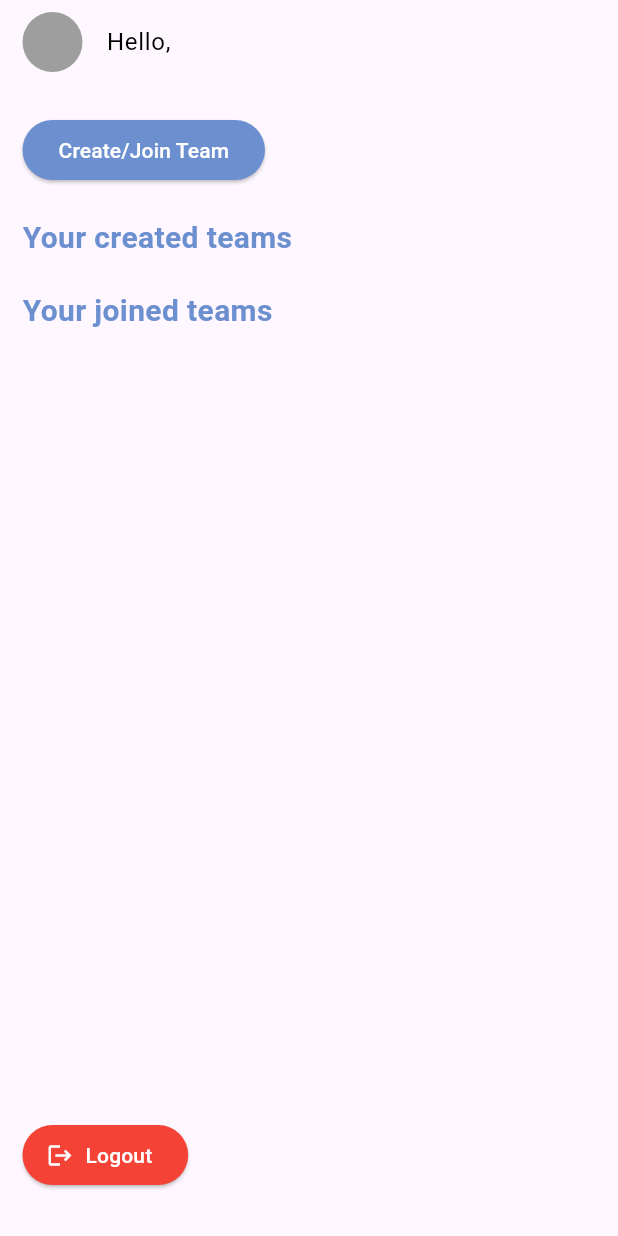
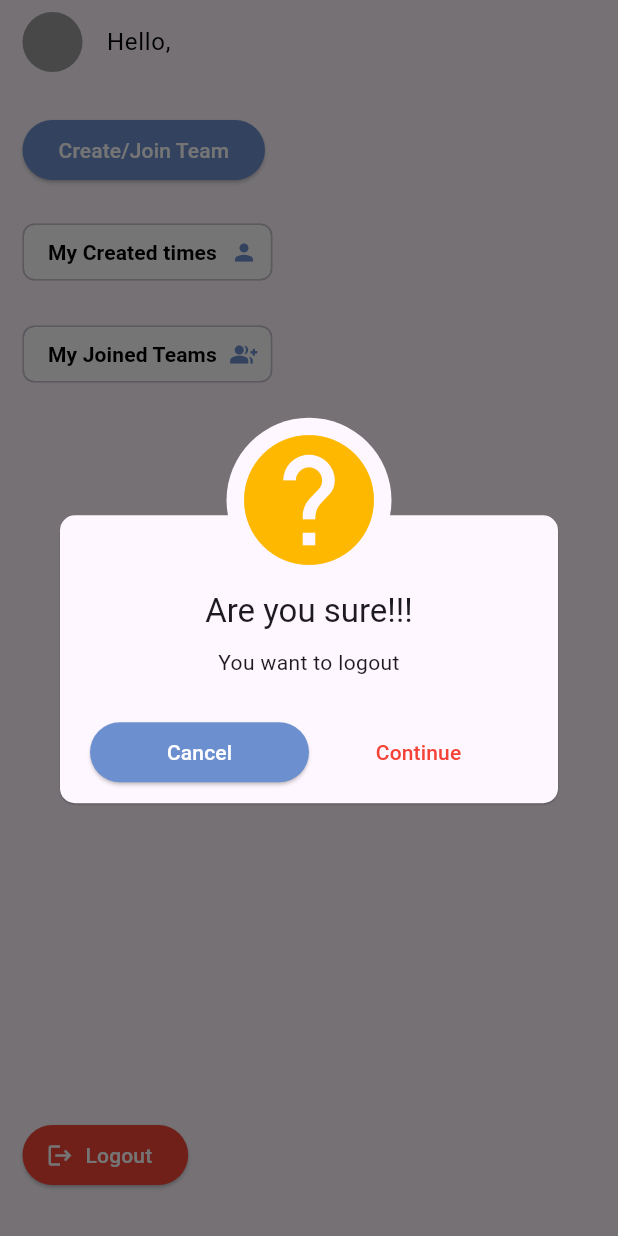
Before and after one commit to ahmad-dev7/weWork, a Flutter app: the DrawerContent widget shown alone on an empty page, opened directly, after a tap on "Logout", on a phone screen of 412 x 824 dp. Run offline on Flutter 3.47's test engine with Material 3 defaults, Android fonts, the phone set to English and light mode, and no system bars; our stand-ins replace awesome_dialog, cloud_firestore, dropdown_button2, firebase_auth, firebase_core, focused_menu and 5 more; accounts and stored records are empty.

```diff
--- a/lib/components/drawer_content.dart
+++ b/lib/components/drawer_content.dart
@@ -1,11 +1,19 @@
+import 'package:awesome_dialog/awesome_dialog.dart';
 import 'package:firebase_auth/firebase_auth.dart';
 import 'package:flutter/material.dart';
 import 'package:get/get.dart';
 import 'package:myapp/constants/k_colors.dart';
 import 'package:myapp/constants/k_custom_space.dart';
 import 'package:myapp/constants/k_my_text.dart';
+import 'package:myapp/constants/k_team_chip.dart';
+import 'package:myapp/constants/k_title_chip.dart';
 import 'package:myapp/controller/my_controller.dart';
+import 'package:myapp/model/created_teams.dart';
+import 'package:myapp/model/joined_teams.dart';
+import 'package:myapp/model/teams.dart';
+import 'package:myapp/model/user_data.dart';
 import 'package:myapp/screens/home_screen.dart';
+import 'package:myapp/screens/login_screen.dart';
 
 class DrawerContent extends StatelessWidget {
   const DrawerContent({super.key});
@@ -20,6 +28,16 @@ class DrawerContent extends StatelessWidget {
           FirebaseAuth.instance.currentUser!.uid;
       debugPrint('Is OWner of this team: ${myCtrl.isOwner}');
       myCtrl.showLoading.value = false;
+    }
+
+    onLogout() {
+      myCtrl.userData.value = UserData();
+      myCtrl.createdTeams.value = <CreatedTeams>[];
+      myCtrl.joinedTeams.value = <JoinedTeams>[];
+      myCtrl.currentTeam.value = Teams();
+      localData.clear();
+      myCtrl.dispose();
+      Get.offAll(() => const LoginScreen());
     }
 
     return SafeArea(
@@ -56,61 +74,44 @@ class DrawerContent extends StatelessWidget {
                 ),
                 const KVerticalSpace(),
                 // Create team text
-                const KMyText(
-                  'Your created teams',
-                  color: accentColor,
-                  weight: FontWeight.bold,
-                  size: 20,
+                const KTitleChip(
+                  label: 'My Created times',
+                  iconData: Icons.person,
                 ),
                 for (var i = 0; i < myCtrl.createdTeams.length; i++)
-                  Obx(
-                    () => InkWell(
-                      onTap: () async {
+                  KTeamChip(
+                    onButtonTap: () async {
                       await onSelect(myCtrl.createdTeams[i].teamCode!);
                       myCtrl.currentTeamCode.value =
                           myCtrl.createdTeams[i].teamCode!;
                       Get.back();
                     },
-                      child: Chip(
-                        label: KMyText(myCtrl.createdTeams[i].teamName!),
-                        backgroundColor: Colors.white70,
-                        deleteIcon: const Icon(
-                          Icons.delete_forever,
-                          color: Colors.redAccent,
+                    onIconTap: () {},
+                    index: i,
+                    teamList: myCtrl.createdTeams,
+                    iconData: Icons.delete,
                   ),
-                        onDeleted: () {},
-                      ),
-                    ),
-                  ),
+
                 const KVerticalSpace(),
                 // Joined team text
-                const KMyText(
-                  'Your joined teams',
-                  color: accentColor,
-                  weight: FontWeight.bold,
-                  size: 20,
+                const KTitleChip(
+                  label: 'My Joined Teams',
+                  iconData: Icons.group_add,
                 ),
                 for (var i = 0; i < myCtrl.joinedTeams.length; i++)
-                  Obx(
-                    () => InkWell(
-                      onTap: () async {
+                  KTeamChip(
+                    onButtonTap: () async {
                       await onSelect(myCtrl.joinedTeams[i].teamCode!);
                       myCtrl.currentTeamCode.value =
                           myCtrl.joinedTeams[i].teamCode!;
                       Get.back();
                     },
-                      child: Chip(
-                        label: KMyText(myCtrl.joinedTeams[i].teamName!),
-                        backgroundColor: Colors.white70,
-                        deleteButtonTooltipMessage: 'Leave',
-                        deleteIcon: const Icon(
-                          Icons.remove_circle_outline,
-                          color: Colors.redAccent,
+                    onIconTap: () {},
+                    index: i,
+                    teamList: myCtrl.joinedTeams,
+                    iconData: Icons.remove_circle,
                   ),
-                        onDeleted: () {},
-                      ),
-                    ),
-                  ),
+
                 const KVerticalSpace(),
                 const Spacer(),
                 // Logout button
@@ -118,7 +119,29 @@ class DrawerContent extends StatelessWidget {
                   style: ElevatedButton.styleFrom(
                     backgroundColor: Colors.red,
                   ),
-                  onPressed: () {},
+                  onPressed: () {
+                    AwesomeDialog(
+                      context: context,
+                      title: 'Are you sure!!!',
+                      desc: 'You want to logout',
+                      dialogType: DialogType.question,
+                      reverseBtnOrder: true,
+                      btnCancel: ElevatedButton(
+                        style: ElevatedButton.styleFrom(
+                          backgroundColor: accentColor,
+                        ),
+                        onPressed: () => Get.back(),
+                        child: const KMyText('Cancel', color: backgroundColor),
+                      ),
+                      btnOk: TextButton(
+                        onPressed: onLogout,
+                        child: const KMyText(
+                          'Continue',
+                          color: Colors.red,
+                        ),
+                      ),
+                    ).show();
+                  },
                   label: const KMyText('Logout', color: backgroundColor),
                   icon: const Icon(Icons.logout, color: backgroundColor),
                 ),
--- a/lib/components/due_date_picker.dart
+++ b/lib/components/due_date_picker.dart
@@ -1,7 +1,7 @@
 import 'package:flutter/material.dart';
 import 'package:get/get_state_manager/src/rx_flutter/rx_obx_widget.dart';
-import 'package:intl/intl.dart';
 import 'package:myapp/constants/k_colors.dart';
+import 'package:myapp/constants/k_format_date.dart';
 import 'package:myapp/constants/k_my_text.dart';
 import 'package:myapp/controller/my_controller.dart';
 
@@ -10,10 +10,6 @@ class DueDatePicker extends StatelessWidget {
 
   @override
   Widget build(BuildContext context) {
-    String kFormatDate(DateTime dateTime) {
-      return DateFormat('dd/MM/yyyy').format(dateTime);
-    }
-
     return Expanded(
       flex: 2,
       child: InkWell(
--- /dev/null
+++ b/lib/constants/k_title_chip.dart
@@ -0,0 +1,23 @@
+import 'package:flutter/material.dart';
+import 'package:myapp/constants/k_colors.dart';
+import 'package:myapp/constants/k_my_text.dart';
+
+class KTitleChip extends StatelessWidget {
+  final String label;
+  final IconData iconData;
+  const KTitleChip({super.key, required this.label, required this.iconData});
+
+  @override
+  Widget build(BuildContext context) {
+    return Chip(
+      shape: RoundedRectangleBorder(
+        borderRadius: BorderRadius.circular(8),
+      ),
+      backgroundColor: backgroundColor,
+      label: KMyText(label, weight: FontWeight.bold),
+      deleteIcon: Icon(iconData, color: accentColor),
+      deleteButtonTooltipMessage: '',
+      onDeleted: () {},
+    );
+  }
+}
--- a/lib/controller/my_controller.dart
+++ b/lib/controller/my_controller.dart
@@ -1,3 +1,4 @@
+import 'package:firebase_auth/firebase_auth.dart';
 import 'package:get/get.dart';
 import 'package:hive/hive.dart';
 import 'package:myapp/model/created_teams.dart';
@@ -17,6 +18,7 @@ class MyController extends GetxController {
   var userData = UserData().obs;
   var joinedTeams = <JoinedTeams>[].obs;
   var createdTeams = <CreatedTeams>[].obs;
+  var currentUser = FirebaseAuth.instance.currentUser;
 
   //* These variables will change on team selection
   var currentTeamCode = ''.obs;
--- a/lib/model/tasks.dart
+++ b/lib/model/tasks.dart
@@ -19,8 +19,8 @@ class Tasks {
   factory Tasks.fromJson(Map<String, dynamic> json) {
     var dueDate = DateTime.parse(json['dueDate']);
     return Tasks(
-      taskTitle: json['taskTitle'],
-      taskDescription: json['taskDescription'],
+      taskTitle: json['title'],
+      taskDescription: json['description'],
       assignedTo: assignedToMember(json['assignedTo']),
       dueDate: Timestamp.fromDate(dueDate),
       isCompleted: json['isCompleted'],
@@ -30,7 +30,7 @@ class Tasks {
   static assignedToMember(var json) {
     return Members(
       name: json.first['name'],
-      userId: json.first['userID'],
+      userId: json.first['userId'],
     );
   }
 }
--- a/pubspec.yaml
+++ b/pubspec.yaml
@@ -57,6 +57,7 @@ dependencies:
   cloud_firestore: ^4.14.0
   flutter_slider_drawer: ^2.1.3
   focused_menu: ^1.0.5
+  awesome_dialog: ^3.2.0
 
 dev_dependencies:
   flutter_test:
```
Also changed, not shown: lib/constants/k_team_chip.dart (added, +63 -0 lines), lib/main.dart (+11 -0 lines), lib/path.txt (deleted, +0 -20 lines), lib/screens/page/my_tasks.dart (+109 -4 lines), pubspec.lock, 4 other files. Lines whose indentation alone changed are shown as unchanged.
